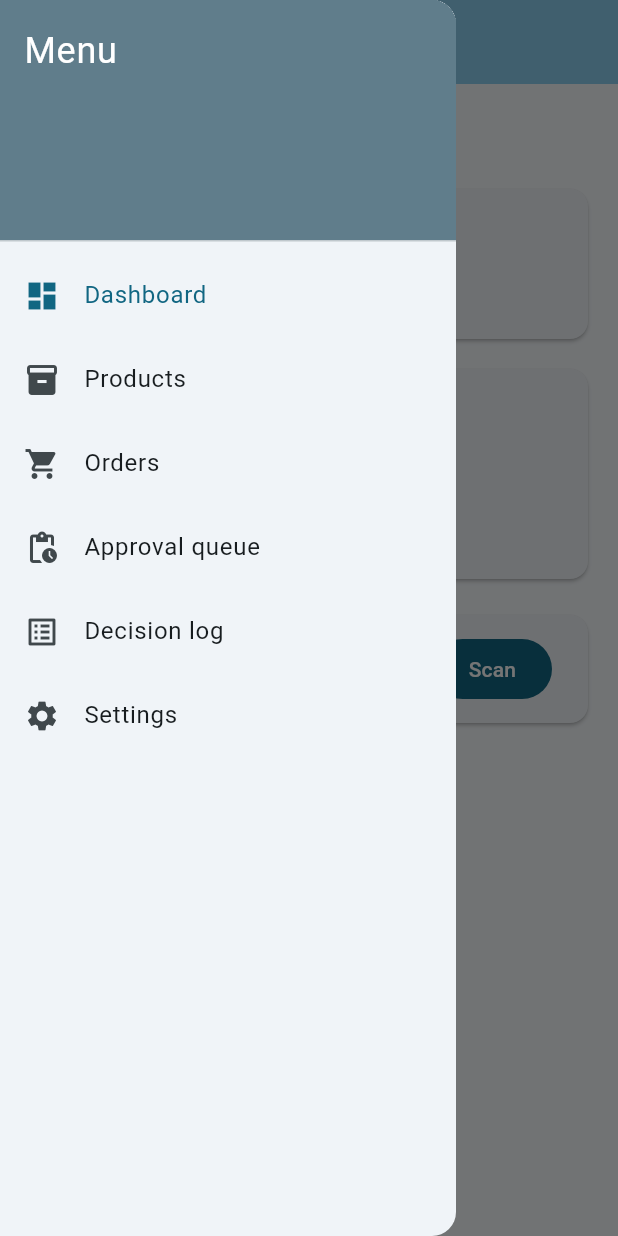
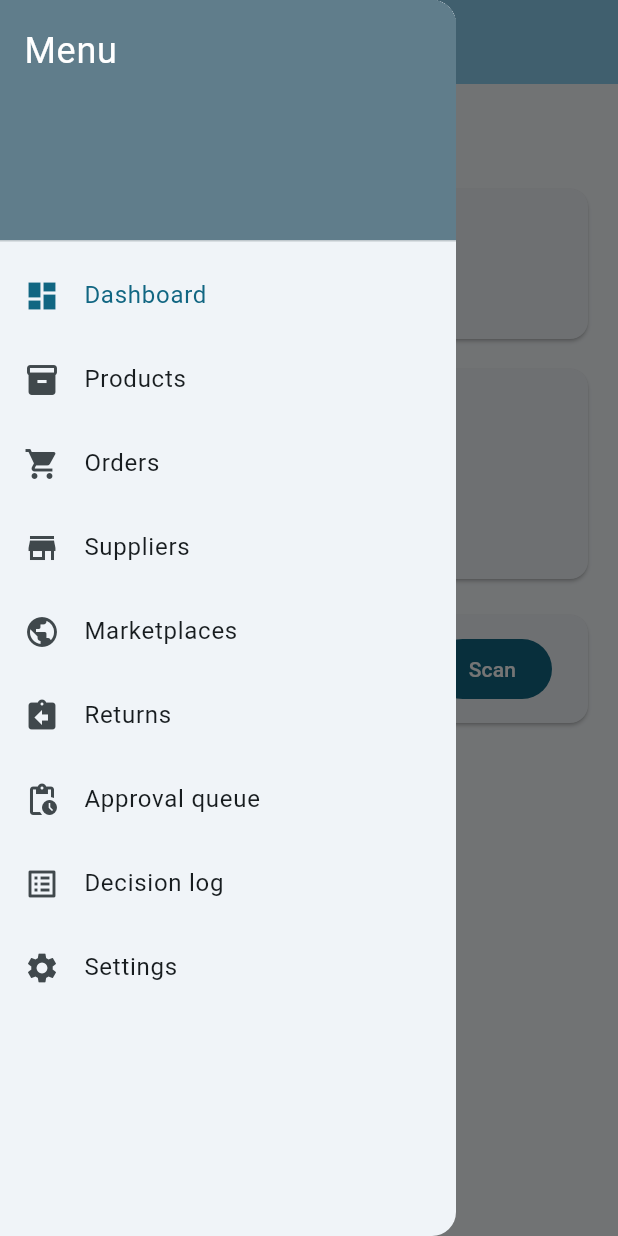
Before and after one commit to JurassicAlbert/jurassic_dropshipping, a Flutter app: the screen it shows after launch, with the side drawer open, on a phone screen of 412 x 824 dp. Run offline on Flutter 3.47's test engine with Material 3 defaults, Android fonts, the phone set to English and light mode, and no system bars; our stand-ins replace dio, drift, flutter_riverpod, flutter_secure_storage, freezed_annotation, go_router and 1 more; accounts and stored records are empty; generated files the repository leaves out were written again.

Commit message:
Add suppliers, marketplaces, and returns features to app router and shell screen; introduce database tables for suppliers and supplier offers.

```diff
--- a/lib/app_router.dart
+++ b/lib/app_router.dart
@@ -6,6 +6,9 @@ import 'package:jurassic_dropshipping/features/orders/orders_screen.dart';
 import 'package:jurassic_dropshipping/features/products/products_screen.dart';
 import 'package:jurassic_dropshipping/features/settings/settings_screen.dart';
 import 'package:jurassic_dropshipping/features/shell/shell_screen.dart';
+import 'package:jurassic_dropshipping/features/suppliers/suppliers_screen.dart';
+import 'package:jurassic_dropshipping/features/marketplaces/marketplaces_screen.dart';
+import 'package:jurassic_dropshipping/features/returns/returns_screen.dart';
 
 final goRouter = GoRouter(
   initialLocation: '/dashboard',
@@ -16,6 +19,9 @@ final goRouter = GoRouter(
         GoRoute(path: '/dashboard', builder: (context, state) => const DashboardScreen()),
         GoRoute(path: '/products', builder: (context, state) => const ProductsScreen()),
         GoRoute(path: '/orders', builder: (context, state) => const OrdersScreen()),
+        GoRoute(path: '/suppliers', builder: (context, state) => const SuppliersScreen()),
+        GoRoute(path: '/marketplaces', builder: (context, state) => const MarketplacesScreen()),
+        GoRoute(path: '/returns', builder: (context, state) => const ReturnsScreen()),
         GoRoute(path: '/approval', builder: (context, state) => const ApprovalScreen()),
         GoRoute(path: '/decision-log', builder: (context, state) => const DecisionLogScreen()),
         GoRoute(path: '/settings', builder: (context, state) => const SettingsScreen()),
--- a/lib/data/database/app_database.dart
+++ b/lib/data/database/app_database.dart
@@ -83,12 +83,45 @@ class UserRulesTable extends Table {
   TextColumn get searchKeywords => text()();
 }
 
+@DataClassName('SupplierRow')
+class Suppliers extends Table {
+  IntColumn get id => integer().autoIncrement()();
+  TextColumn get supplierId => text()();
+  TextColumn get name => text()();
+  TextColumn get platformType => text()();
+  TextColumn get countryCode => text().nullable()();
+  RealColumn get rating => real().nullable()();
+  IntColumn get returnWindowDays => integer().nullable()();
+  RealColumn get returnShippingCost => real().nullable()();
+  RealColumn get restockingFeePercent => real().nullable()();
+  BoolColumn get acceptsNoReasonReturns => boolean().withDefault(const Constant(false))();
+}
+
+@DataClassName('SupplierOfferRow')
+class SupplierOffers extends Table {
+  IntColumn get id => integer().autoIncrement()();
+  TextColumn get offerId => text()();
+  TextColumn get productId => text()();
+  TextColumn get supplierId => text()();
+  TextColumn get sourcePlatformId => text()();
+  RealColumn get cost => real()();
+  RealColumn get shippingCost => real().nullable()();
+  IntColumn get minEstimatedDays => integer().nullable()();
+  IntColumn get maxEstimatedDays => integer().nullable()();
+  TextColumn get carrierCode => text().nullable()();
+  TextColumn get shippingMethodName => text().nullable()();
+  DateTimeColumn get lastPriceRefreshAt => dateTime().nullable()();
+  DateTimeColumn get lastStockRefreshAt => dateTime().nullable()();
+}
+
 @DriftDatabase(tables: [
   Products,
   Listings,
   Orders,
   DecisionLogs,
   UserRulesTable,
+  Suppliers,
+  SupplierOffers,
 ])
 class AppDatabase extends _$AppDatabase {
   AppDatabase() : super(storage.openAppDatabaseConnection());
--- a/lib/features/shell/shell_screen.dart
+++ b/lib/features/shell/shell_screen.dart
@@ -13,6 +13,9 @@ class ShellScreen extends StatelessWidget {
       (route: '/dashboard', label: 'Dashboard', icon: Icons.dashboard),
       (route: '/products', label: 'Products', icon: Icons.inventory_2),
       (route: '/orders', label: 'Orders', icon: Icons.shopping_cart),
+      (route: '/suppliers', label: 'Suppliers', icon: Icons.store),
+      (route: '/marketplaces', label: 'Marketplaces', icon: Icons.public),
+      (route: '/returns', label: 'Returns', icon: Icons.assignment_return),
       (route: '/approval', label: 'Approval queue', icon: Icons.pending_actions),
       (route: '/decision-log', label: 'Decision log', icon: Icons.list_alt),
       (route: '/settings', label: 'Settings', icon: Icons.settings),
@@ -67,6 +70,9 @@ class ShellScreen extends StatelessWidget {
                     NavigationRailDestination(icon: Icon(Icons.dashboard), label: Text('Dashboard')),
                     NavigationRailDestination(icon: Icon(Icons.inventory_2), label: Text('Products')),
                     NavigationRailDestination(icon: Icon(Icons.shopping_cart), label: Text('Orders')),
+                    NavigationRailDestination(icon: Icon(Icons.store), label: Text('Suppliers')),
+                    NavigationRailDestination(icon: Icon(Icons.public), label: Text('Marketplaces')),
+                    NavigationRailDestination(icon: Icon(Icons.assignment_return), label: Text('Returns')),
                     NavigationRailDestination(icon: Icon(Icons.pending_actions), label: Text('Approval')),
                     NavigationRailDestination(icon: Icon(Icons.list_alt), label: Text('Decision log')),
                     NavigationRailDestination(icon: Icon(Icons.settings), label: Text('Settings')),
@@ -83,12 +89,32 @@ class ShellScreen extends StatelessWidget {
   }
 
   int _selectedIndex(String path) {
-    final routes = ['/dashboard', '/products', '/orders', '/approval', '/decision-log', '/settings'];
+    final routes = [
+      '/dashboard',
+      '/products',
+      '/orders',
+      '/suppliers',
+      '/marketplaces',
+      '/returns',
+      '/approval',
+      '/decision-log',
+      '/settings',
+    ];
     final i = routes.indexOf(path);
     return i >= 0 ? i : 0;
   }
 
   String _routeAt(int index) {
-    return ['/dashboard', '/products', '/orders', '/approval', '/decision-log', '/settings'][index];
+    return [
+      '/dashboard',
+      '/products',
+      '/orders',
+      '/suppliers',
+      '/marketplaces',
+      '/returns',
+      '/approval',
+      '/decision-log',
+      '/settings',
+    ][index];
   }
 }
```
